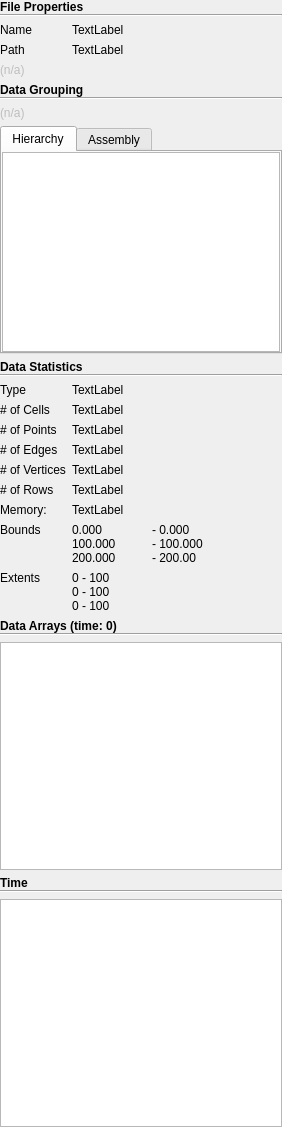
This is Qt/Components/Resources/UI/pqProxyInformationWidget.ui in Kitware/ParaView as Qt 5 draws it before an edit. The edited form follows.
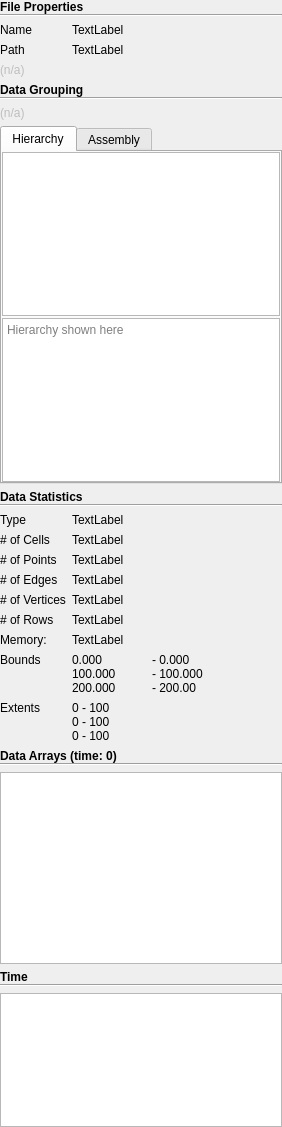
This is the edited form. Custom widgets are drawn as their Qt base class.

Commit message:
Information tab: show raw hierarchy/assembly
Adding a small gear next to the hierarchy/assembly widget in the
information tab. The user can use it to see the raw XML for the
hierarchy or assembly. This may come in handy for debugging or
generating fancy selector expressions.

What changed in the file:
```diff
--- a/Qt/Components/Resources/UI/pqProxyInformationWidget.ui
+++ b/Qt/Components/Resources/UI/pqProxyInformationWidget.ui
@@ -84,6 +84,9 @@
        <string>Hierarchy</string>
       </attribute>
       <layout class="QVBoxLayout" name="verticalLayout_5">
+       <property name="spacing">
+        <number>2</number>
+       </property>
        <property name="leftMargin">
         <number>0</number>
        </property>
@@ -112,6 +115,19 @@
          </attribute>
         </widget>
        </item>
+       <item>
+        <widget class="QPlainTextEdit" name="rawCompositeTree">
+         <property name="lineWrapMode">
+          <enum>QPlainTextEdit::NoWrap</enum>
+         </property>
+         <property name="readOnly">
+          <bool>true</bool>
+         </property>
+         <property name="placeholderText">
+          <string>Hierarchy shown here</string>
+         </property>
+        </widget>
+       </item>
       </layout>
      </widget>
      <widget class="QWidget" name="tab_2">
```
Left out of the diff: 16 changed lines with no effect on the pictures. The commit also changes 1 other file.
